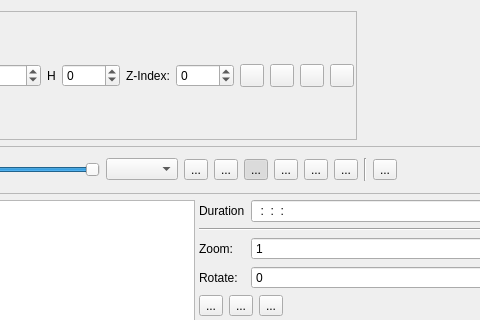
First picture: the form in src/widgets/titlewidget_ui.ui, repository KDE/kdenlive, before the edit; both pictures show x 645 to 1125 and y 0 to 320 of the 1414 by 720 pixel window.
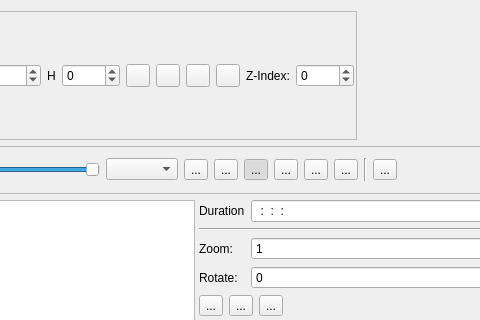
Second picture: the form after the edit. Custom widgets are drawn as their Qt base class.

Diff of the .ui file:
```diff
--- a/src/widgets/titlewidget_ui.ui
+++ b/src/widgets/titlewidget_ui.ui
@@ -136,6 +136,34 @@
           </property>
          </widget>
         </item>
+        <item>
+         <widget class="QToolButton" name="zUp">
+          <property name="text">
+           <string/>
+          </property>
+         </widget>
+        </item>
+        <item>
+         <widget class="QToolButton" name="zDown">
+          <property name="text">
+           <string/>
+          </property>
+         </widget>
+        </item>
+        <item>
+         <widget class="QToolButton" name="zTop">
+          <property name="text">
+           <string/>
+          </property>
+         </widget>
+        </item>
+        <item>
+         <widget class="QToolButton" name="zBottom">
+          <property name="text">
+           <string/>
+          </property>
+         </widget>
+        </item>
         <item>
          <widget class="QLabel" name="label_12">
           <property name="text">
@@ -155,34 +183,6 @@
         </item>
        </layout>
       </item>
-      <item row="0" column="1">
-       <widget class="QToolButton" name="zUp">
-        <property name="text">
-         <string/>
-        </property>
-       </widget>
-      </item>
-      <item row="0" column="2">
-       <widget class="QToolButton" name="zDown">
-        <property name="text">
-         <string/>
-        </property>
-       </widget>
-      </item>
-      <item row="0" column="3">
-       <widget class="QToolButton" name="zTop">
-        <property name="text">
-         <string/>
-        </property>
-       </widget>
-      </item>
-      <item row="0" column="4">
-       <widget class="QToolButton" name="zBottom">
-        <property name="text">
-         <string/>
-        </property>
-       </widget>
-      </item>
      </layout>
     </widget>
    </item>
```
Left out of the diff: 2 changed lines with no effect on the pictures.
